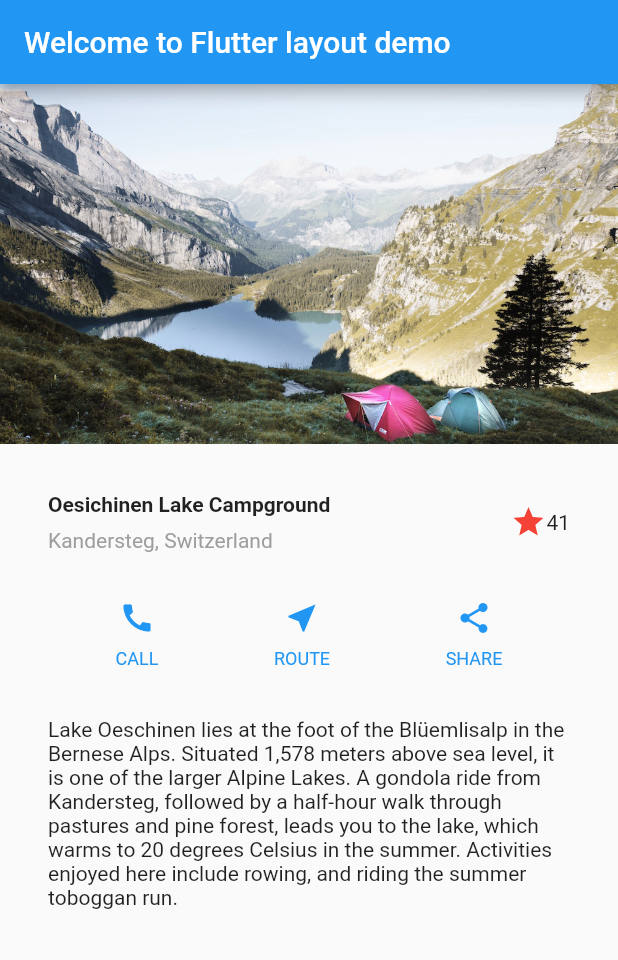
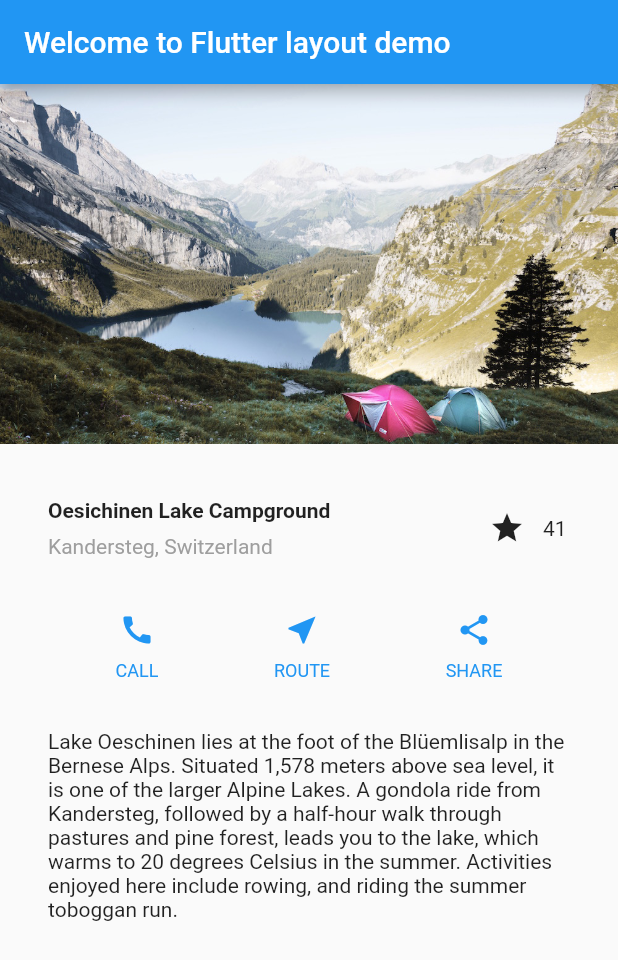
Before and after one commit to Gmiller290488/flutter-layout-demo, a Flutter app: the screen it shows after launch, on a phone screen of 412 x 824 dp. Shown: the top 960 px of the screen. Run offline on Flutter 3.47's test engine with Material 2 defaults, Android fonts, the phone set to English and light mode, and no system bars.

Commit message:
Changed star icon to be stateful and respond to user interaction

```diff
--- a/lib/main.dart
+++ b/lib/main.dart
@@ -5,7 +5,6 @@ void main() => runApp(MyApp());
 class MyApp extends StatelessWidget {
   @override
   Widget build(BuildContext context) {
-
     Widget titleSection = Container(
       padding: const EdgeInsets.all(32),
       child: Row(
@@ -34,11 +33,22 @@ class MyApp extends StatelessWidget {
               ],
             ),
           ),
-          Icon(
-            Icons.star,
-            color: Colors.red[500],
-          ),
-          Text("41"),
+          FavouriteWidget(),
+        ],
+      ),
+    );
+
+    Color color = Theme
+        .of(context)
+        .primaryColor;
+
+    Widget buttonSection = Container(
+      child: Row(
+        mainAxisAlignment: MainAxisAlignment.spaceEvenly,
+        children: [
+          _buildButtonColumn(color, Icons.call, 'CALL'),
+          _buildButtonColumn(color, Icons.near_me, 'ROUTE'),
+          _buildButtonColumn(color, Icons.share, 'SHARE'),
         ],
       ),
     );
@@ -53,19 +63,6 @@ class MyApp extends StatelessWidget {
             'lake, which warms to 20 degrees Celsius in the summer. Activities '
             'enjoyed here include rowing, and riding the summer toboggan run.',
         softWrap: true,
-      ),
-    );
-
-    Color color = Theme.of(context).primaryColor;
-
-    Widget buttonSection = Container(
-      child: Row(
-        mainAxisAlignment: MainAxisAlignment.spaceEvenly,
-        children: [
-          _buildButtonColumn(color, Icons.call, 'CALL'),
-          _buildButtonColumn(color, Icons.near_me, 'ROUTE'),
-          _buildButtonColumn(color, Icons.share, 'SHARE'),
-        ],
       ),
     );
 
@@ -113,3 +110,47 @@ class MyApp extends StatelessWidget {
     );
   }
 }
+
+class FavouriteWidget extends StatefulWidget {
+  @override
+  _FavouriteWidgetState createState() => _FavouriteWidgetState();
+}
+
+class _FavouriteWidgetState extends State<FavouriteWidget> {
+  bool _isFavourited = true;
+  int _favouriteCount = 41;
+
+  void _toggleFavourite() {
+    setState(() {
+      if (_isFavourited) {
+        _favouriteCount -= 1;
+        _isFavourited = false;
+      } else {
+        _favouriteCount += 1;
+        _isFavourited = true;
+      }
+    });
+  }
+
+  @override
+  Widget build(BuildContext context) {
+    return Row(
+      mainAxisSize: MainAxisSize.min,
+      children: [
+        Container(
+          padding: EdgeInsets.all(0),
+          child: IconButton(
+            icon: (_isFavourited ? Icon(Icons.star) : Icon(Icons.star_border)),
+            onPressed: _toggleFavourite,
+          ),
+        ),
+        SizedBox(
+          width: 18,
+          child: Container(
+            child: Text('$_favouriteCount'),
+          ),
+        ),
+      ],
+    );
+  }
+}
```
